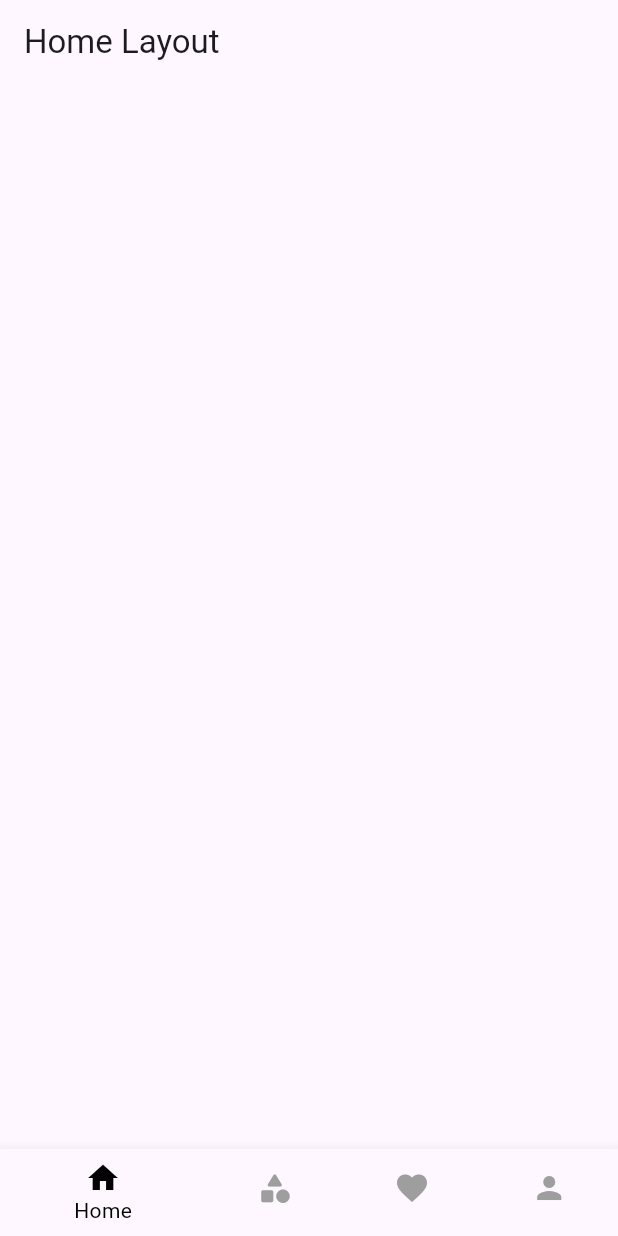
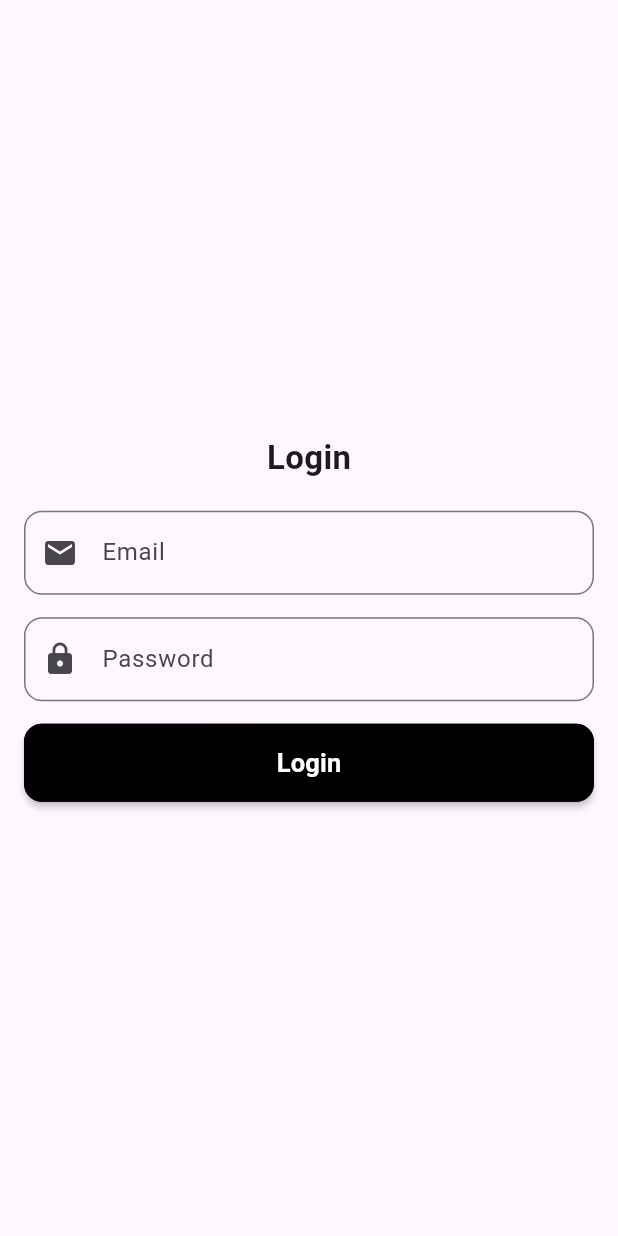
Before and after one commit to lbarsidati22/ecommerce_me, a Flutter app: the screen it shows after launch, on a phone screen of 412 x 824 dp. Run offline on Flutter 3.47's test engine with Material 3 defaults, Android fonts, the light colour scheme and no system bars; our stand-ins replace bloc, flutter_bloc.

Commit message:
login ui done

```diff
--- /dev/null
+++ b/lib/auth/auth_page/login_page.dart
@@ -0,0 +1,70 @@
+import 'package:ecommerce_me/shared/constants.dart';
+import 'package:flutter/material.dart';
+
+class LoginPage extends StatelessWidget {
+  LoginPage({super.key});
+  final emailController = TextEditingController();
+  final passwordController = TextEditingController();
+  final fromKey = GlobalKey<FormState>();
+  @override
+  Widget build(BuildContext context) {
+    return Scaffold(
+      body: Padding(
+        padding: const EdgeInsets.all(16.0),
+        child: Form(
+          key: fromKey,
+          child: Column(
+            mainAxisAlignment: MainAxisAlignment.center,
+            children: [
+              Text(
+                'Login',
+                style: TextStyle(
+                  fontSize: 22,
+                  fontWeight: FontWeight.bold,
+                ),
+              ),
+              SizedBox(
+                height: 20,
+              ),
+              myTextFeild(
+                controller: emailController,
+                hintText: 'Email',
+                icon: Icons.mail,
+              ),
+              SizedBox(
+                height: 15,
+              ),
+              myTextFeild(
+                controller: passwordController,
+                hintText: 'Password',
+                icon: Icons.lock,
+              ),
+              SizedBox(
+                height: 15,
+              ),
+              MaterialButton(
+                padding: EdgeInsets.symmetric(vertical: 14),
+                shape: OutlineInputBorder(
+                  borderRadius: BorderRadius.circular(12),
+                ),
+                minWidth: double.infinity,
+                color: Colors.black,
+                onPressed: () {
+                  if (fromKey.currentState!.validate()) {}
+                },
+                child: Text(
+                  'Login',
+                  style: TextStyle(
+                    color: Colors.white,
+                    fontSize: 17,
+                    fontWeight: FontWeight.bold,
+                  ),
+                ),
+              ),
+            ],
+          ),
+        ),
+      ),
+    );
+  }
+}
--- /dev/null
+++ b/lib/auth/cubit/auth_cubit.dart
@@ -0,0 +1,18 @@
+import 'package:bloc/bloc.dart';
+import 'package:ecommerce_me/auth/cubit/auth_state.dart';
+import 'package:http/http.dart' as http;
+import 'package:http/http.dart';
+
+class AuthCubit extends Cubit<AuthState> {
+  AuthCubit() : super(AuthInitial());
+  void login({
+    required String email,
+    required String password,
+  }) async {
+    Response response = await http
+        .post(Uri.parse('https://student.valuxapps.com/api/login'), body: {
+      'email': email,
+      'password': password,
+    });
+  }
+}
--- /dev/null
+++ b/lib/auth/cubit/auth_state.dart
@@ -0,0 +1,3 @@
+abstract class AuthState {}
+
+class AuthInitial extends AuthState {}
--- a/lib/layout/cubit/layout_cubit.dart
+++ b/lib/layout/cubit/layout_cubit.dart
@@ -1,6 +1,25 @@
 import 'package:ecommerce_me/layout/cubit/layout_state.dart';
+import 'package:ecommerce_me/screens/card_page.dart';
+import 'package:ecommerce_me/screens/category_page.dart';
+import 'package:ecommerce_me/screens/favorite_page.dart';
+import 'package:ecommerce_me/screens/home_page.dart';
+import 'package:ecommerce_me/screens/profile_page.dart';
+import 'package:flutter/material.dart';
 import 'package:flutter_bloc/flutter_bloc.dart';
 
 class LayoutCubit extends Cubit<LayoutState> {
   LayoutCubit() : super(LayoutInitialState());
+  int currentIndex = 0;
+  void changNavBar(int index) {
+    currentIndex = index;
+    emit(NavBarlState());
+  }
+
+  List<Widget> screens = [
+    HomePage(),
+    CategoryPage(),
+    FavoritePage(),
+    CardPage(),
+    ProfilePage(),
+  ];
 }
--- a/lib/layout/cubit/layout_state.dart
+++ b/lib/layout/cubit/layout_state.dart
@@ -1,3 +1,5 @@
 abstract class LayoutState {}
 
 class LayoutInitialState extends LayoutState {}
+
+class NavBarlState extends LayoutState {}
--- a/lib/main.dart
+++ b/lib/main.dart
@@ -1,7 +1,11 @@
+import 'package:ecommerce_me/auth/auth_page/login_page.dart';
+import 'package:ecommerce_me/auth/cubit/auth_cubit.dart';
+import 'package:ecommerce_me/layout/cubit/layout_cubit.dart';
 import 'package:ecommerce_me/layout/layout_screen.dart';
 import 'package:ecommerce_me/screens/home_page.dart';
 import 'package:ecommerce_me/screens/splach_page.dart';
 import 'package:flutter/material.dart';
+import 'package:flutter_bloc/flutter_bloc.dart';
 
 void main() {
   runApp(const EcommerceApp());
@@ -13,13 +17,23 @@ class EcommerceApp extends StatelessWidget {
   // This widget is the root of your application.
   @override
   Widget build(BuildContext context) {
-    return MaterialApp(
-      debugShowCheckedModeBanner: false,
-      title: 'Flutter Demo',
-      theme: ThemeData(
-        useMaterial3: true,
+    return MultiBlocProvider(
+      providers: [
+        BlocProvider(
+          create: (context) => LayoutCubit(),
+        ),
+        BlocProvider(
+          create: (context) => AuthCubit(),
+        ),
+      ],
+      child: MaterialApp(
+        debugShowCheckedModeBanner: false,
+        title: 'Flutter Demo',
+        theme: ThemeData(
+          useMaterial3: true,
+        ),
+        home: LoginPage(),
       ),
-      home: LayoutScreen(),
     );
   }
 }
--- /dev/null
+++ b/lib/shared/constants.dart
@@ -0,0 +1,32 @@
+import 'package:flutter/material.dart';
+
+Widget myTextFeild({
+  required String hintText,
+  required TextEditingController controller,
+  required IconData icon,
+}) =>
+    TextFormField(
+      validator: (ValueKey) {
+        if (ValueKey!.isEmpty) {
+          return '$hintText required';
+        }
+        return null;
+      },
+      controller: controller,
+      decoration: InputDecoration(
+        hintText: hintText,
+        prefixIcon: Icon(icon),
+        focusedBorder: OutlineInputBorder(
+          borderRadius: BorderRadius.circular(12),
+          borderSide: BorderSide(
+            color: Colors.grey,
+          ),
+        ),
+        border: OutlineInputBorder(
+          borderRadius: BorderRadius.circular(12),
+          borderSide: BorderSide(
+            color: Colors.grey,
+          ),
+        ),
+      ),
+    );
--- a/pubspec.yaml
+++ b/pubspec.yaml
@@ -36,6 +36,8 @@ dependencies:
   cupertino_icons: ^1.0.8
   bloc: ^8.1.4
   flutter_bloc: ^8.1.6
+  http: ^1.2.2
+  shared_preferences: ^2.3.4
 
 dev_dependencies:
   flutter_test:
```
Also changed, not shown: lib/layout/layout_screen.dart (+19 -1 lines), lib/screens/card_page.dart (added, +12 -0 lines), lib/screens/category_page.dart (added, +12 -0 lines), lib/screens/favorite_page.dart (added, +12 -0 lines), lib/screens/profile_page.dart (added, +12 -0 lines), lib/auth/auth_page/register_page.dart (added), pubspec.lock, 1 other file.
